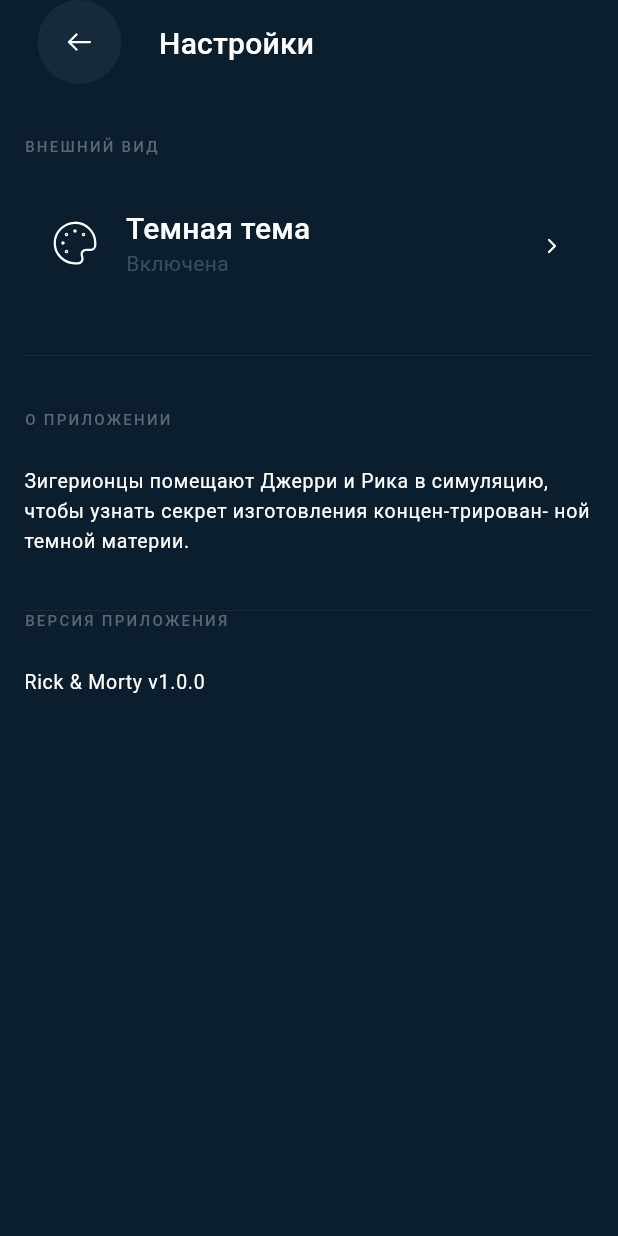
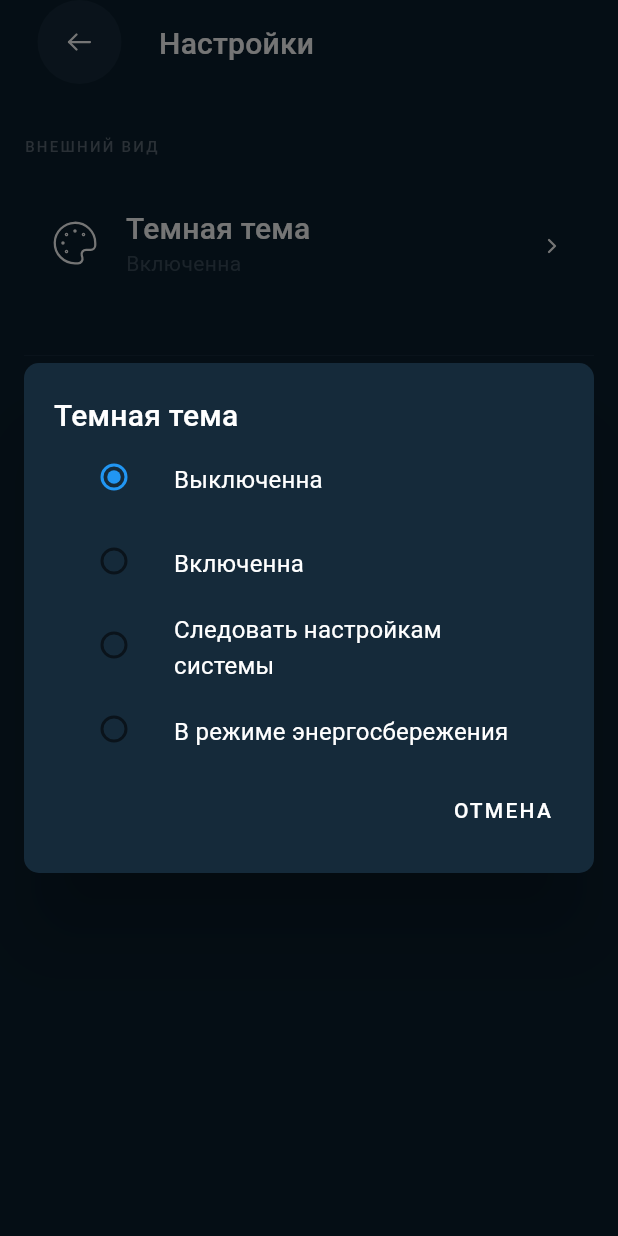
Before and after one commit to jomagsm/Rick_and_Morty, a Flutter app: the SettingsScreen screen opened directly, after a tap on an icon or button, on a phone screen of 412 x 824 dp. Run offline on Flutter 3.47's test engine with Material 2 defaults, Android fonts, the phone set to English and light mode, and no system bars; our stand-ins replace bloc, flutter_bloc, flutter_svg, freezed_annotation; generated files the repository leaves out were written again.

Commit message:
Finish Modal Windom of Choice settings

```diff
--- a/lib/data/network/models/settings_app_model.dart
+++ b/lib/data/network/models/settings_app_model.dart
@@ -9,6 +9,16 @@ class MyAppSettings {
 class DartThemes {
   static String name = 'Темная тема';
   static bool on = true;
+  static bool off = false;
   static bool settingsSystem = false;
   static bool powerSavingMode = false;
 }
+
+class DartThemes2 {
+  static String name = 'Темная тема';
+  static String selectValue = "on";
+  static String on = "on";
+  static String off = "off";
+  static String settingsSystem = 'settingsSystem';
+  static String powerSavingMode = 'powerSavingMode';
+}
--- a/lib/l10n/intl_en.arb
+++ b/lib/l10n/intl_en.arb
@@ -18,6 +18,10 @@
     "apperance":"Внешний вид",
     "aboutTheApp":"О приложении",
     "versionApp":"Версия приложения",
-    "on":"Включена",
+    "off":"Выключенна",
+    "on":"Включенна",
+    "cancel":"Отмена",
+    "settingsSystem":"Следовать настройкам системы",
+    "powerSavingMode":"В режиме энергосбережения",
     "premiere":"Премьера"
 }
--- a/lib/screens/settings_screen/screen.dart
+++ b/lib/screens/settings_screen/screen.dart
@@ -1,4 +1,5 @@
 import 'package:flutter/material.dart';
+import 'package:flutter/rendering.dart';
 import 'package:flutter_svg/flutter_svg.dart';
 import 'package:rick_and_morty/data/network/models/settings_app_model.dart';
 import 'package:rick_and_morty/generated/l10n.dart';
@@ -15,6 +16,7 @@ class SettingsScreen extends StatefulWidget {
 }
 
 class _SettingsScreenState extends State<SettingsScreen> {
+  String themesValue = DartThemes2.selectValue;
   @override
   Widget build(BuildContext context) {
     return Scaffold(
@@ -68,7 +70,7 @@ class _SettingsScreenState extends State<SettingsScreen> {
                   style: TextThemes.profileEpisodeDate,
                 ),
                 trailing: InkWell(
-                  onTap: () {},
+                  onTap: _showMaterialDialog,
                   child: SvgPicture.asset(SvgIcons.arrowNext),
                 ),
               ),
@@ -107,4 +109,87 @@ class _SettingsScreenState extends State<SettingsScreen> {
       )),
     );
   }
+
+  _showMaterialDialog() {
+    showDialog(
+        context: context,
+        builder: (_) => new Dialog(
+              insetPadding: EdgeInsets.all(16),
+              backgroundColor: ColorTheme.appBarBackground,
+              shape: RoundedRectangleBorder(
+                  borderRadius: BorderRadius.all(Radius.circular(10))),
+              child: Container(
+                  padding: EdgeInsets.all(20),
+
+                  // height: 322,
+                  child: Column(
+                      mainAxisSize: MainAxisSize.min,
+                      crossAxisAlignment: CrossAxisAlignment.start,
+                      children: [
+                        Text(
+                          DartThemes2.name,
+                          style: TextThemes.profileListTitle,
+                        ),
+                        ListTile(
+                          title: Text(S.of(context).off,
+                              style: TextThemes.choiceText),
+                          leading: Radio(
+                              value: DartThemes2.on,
+                              groupValue: themesValue,
+                              onChanged: (value) {
+                                setState(() {
+                                  themesValue = value;
+                                });
+                              }),
+                        ),
+                        ListTile(
+                          title: Text(S.of(context).on,
+                              style: TextThemes.choiceText),
+                          leading: Radio(
+                              value: DartThemes2.off,
+                              groupValue: themesValue,
+                              onChanged: (value) {
+                                setState(() {
+                                  themesValue = value;
+                                });
+                              }),
+                        ),
+                        ListTile(
+                          title: Text(S.of(context).settingsSystem,
+                              style: TextThemes.choiceText),
+                          leading: Radio(
+                              value: DartThemes2.settingsSystem,
+                              groupValue: themesValue,
+                              onChanged: (value) {
+                                setState(() {
+                                  themesValue = value;
+                                });
+                              }),
+                        ),
+                        ListTile(
+                          title: Text(S.of(context).powerSavingMode,
+                              style: TextThemes.choiceText),
+                          leading: Radio(
+                              value: DartThemes2.powerSavingMode,
+                              groupValue: themesValue,
+                              onChanged: (value) {
+                                setState(() {
+                                  themesValue = value;
+                                });
+                              }),
+                        ),
+                        Align(
+                          alignment: Alignment.centerRight,
+                          child: TextButton(
+                              onPressed: () {
+                                Navigator.pop(context, null);
+                              },
+                              child: Text(
+                                S.of(context).cancel.toUpperCase(),
+                                style: TextThemes.settingsChoiceButton,
+                              )),
+                        )
+                      ])),
+            ));
+  }
 }
--- a/lib/theme/text_theme.dart
+++ b/lib/theme/text_theme.dart
@@ -107,6 +107,13 @@ class TextThemes {
       color: ColorTheme.textAppearanceOverlineFullName,
       letterSpacing: 0.15);
 
+  static var choiceText = TextStyle(
+      fontSize: 16,
+      height: getTextHeight(16, 24),
+      fontWeight: FontWeight.normal,
+      color: ColorTheme.textAppearanceOverlineFullName,
+      letterSpacing: 0.15);
+
   static var profileListTitle2 = TextStyle(
       fontSize: 20,
       height: getTextHeight(20, 24),
@@ -140,6 +147,13 @@ class TextThemes {
       height: getTextHeight(14, 24),
       fontWeight: FontWeight.w500,
       letterSpacing: 1.5);
+
+  static var settingsChoiceButton = TextStyle(
+      fontSize: 14,
+      height: getTextHeight(14, 24),
+      color: ColorTheme.textAppearanceOverlineFullName,
+      fontWeight: FontWeight.w500,
+      letterSpacing: 1.5);
 }
 
 getTextTheme(status) {
```
Also changed, not shown: lib/components/bottomAppBar.dart (deleted, +0 -59 lines), lib/generated/intl/messages_en.dart, lib/generated/l10n.dart, lib/screens/locations_list/locations_bloc/locations_bloc.freezed.dart.
